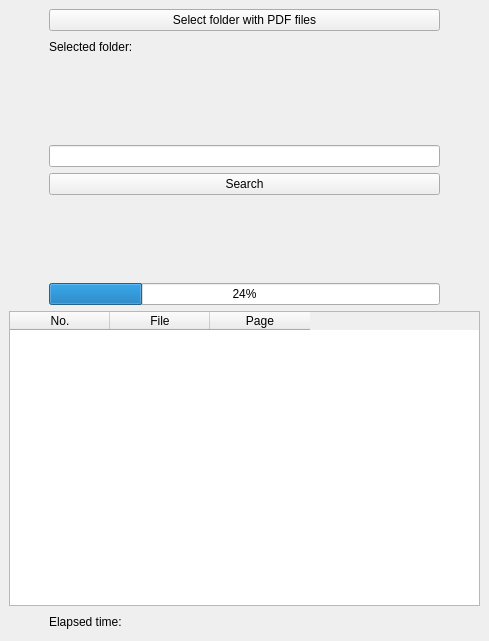
This is ui/main.ui in Unvire/FastPDFReader as Qt 5 draws it before an edit. The edited form follows.
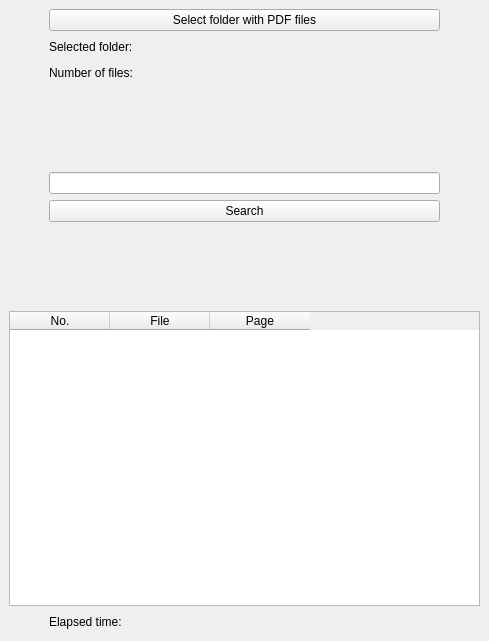
This is the edited form.

Commit message: removes progress bar

```diff
--- a/ui/main.ui
+++ b/ui/main.ui
@@ -93,6 +93,43 @@
           </item>
          </layout>
         </item>
+        <item>
+         <layout class="QHBoxLayout" name="horizontalLayout_6" stretch="0,1,0">
+          <item>
+           <spacer name="horizontalSpacer_9">
+            <property name="orientation">
+             <enum>Qt::Horizontal</enum>
+            </property>
+            <property name="sizeHint" stdset="0">
+             <size>
+              <width>40</width>
+              <height>20</height>
+             </size>
+            </property>
+           </spacer>
+          </item>
+          <item>
+           <widget class="QLabel" name="numOfFilesLabel">
+            <property name="text">
+             <string>Number of files:</string>
+            </property>
+           </widget>
+          </item>
+          <item>
+           <spacer name="horizontalSpacer_10">
+            <property name="orientation">
+             <enum>Qt::Horizontal</enum>
+            </property>
+            <property name="sizeHint" stdset="0">
+             <size>
+              <width>40</width>
+              <height>20</height>
+             </size>
+            </property>
+           </spacer>
+          </item>
+         </layout>
+        </item>
        </layout>
       </item>
       <item>
@@ -195,43 +232,6 @@
         </property>
        </spacer>
       </item>
-      <item>
-       <layout class="QHBoxLayout" name="horizontalLayout_6" stretch="0,1,0">
-        <item>
-         <spacer name="horizontalSpacer_10">
-          <property name="orientation">
-           <enum>Qt::Horizontal</enum>
-          </property>
-          <property name="sizeHint" stdset="0">
-           <size>
-            <width>40</width>
-            <height>20</height>
-           </size>
-          </property>
-         </spacer>
-        </item>
-        <item>
-         <widget class="QProgressBar" name="progressBar">
-          <property name="value">
-           <number>24</number>
-          </property>
-         </widget>
-        </item>
-        <item>
-         <spacer name="horizontalSpacer_9">
-          <property name="orientation">
-           <enum>Qt::Horizontal</enum>
-          </property>
-          <property name="sizeHint" stdset="0">
-           <size>
-            <width>40</width>
-            <height>20</height>
-           </size>
-          </property>
-         </spacer>
-        </item>
-       </layout>
-      </item>
      </layout>
     </item>
     <item>
```
